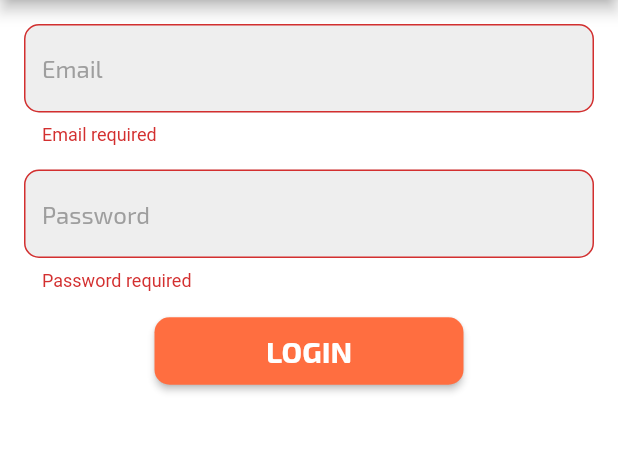
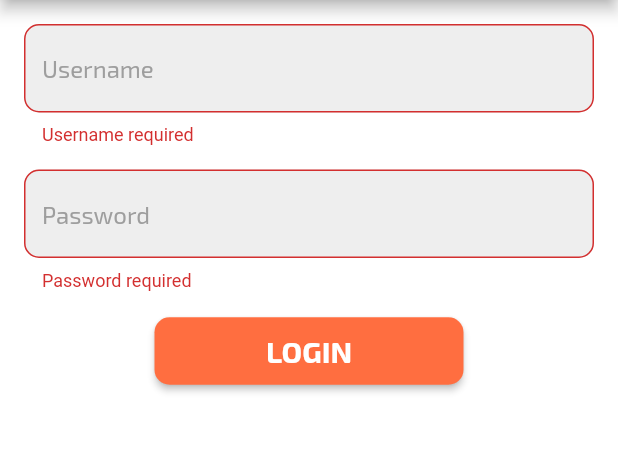
Before and after one commit to NaeemHafiz/getx_flutter_app_login, a Flutter app: the screen it shows after launch, after a tap on "LOGIN", on a phone screen of 412 x 824 dp, the part 84-537 px from its top. Run offline on Flutter 3.47's test engine with Material 2 defaults, Android fonts, the phone set to English and light mode, and no system bars; our stand-ins replace get, google_fonts; network calls fail.

Commit message:
back icon removed

```diff
--- a/lib/controllers/login_controller.dart
+++ b/lib/controllers/login_controller.dart
@@ -18,7 +18,7 @@ class LoginController extends GetxController {
     Get.dialog(Center(child: CircularProgressIndicator()),
         barrierDismissible: false);
     Request request = Request(url: Url.urlLogin, body: {
-      'email': emailTextController.text,
+      'username': emailTextController.text,
       'password': passwordTextController.text
     });
     request.post().then((value) {
--- a/lib/views/login_view.dart
+++ b/lib/views/login_view.dart
@@ -11,6 +11,7 @@ class LoginView extends StatelessWidget {
     return Scaffold(
       backgroundColor: Colors.white,
       appBar: AppBar(
+        automaticallyImplyLeading: false,
         title: Text(
           'GetX Login',
         ),
@@ -27,7 +28,7 @@ class LoginView extends StatelessWidget {
                 decoration: InputDecoration(
                   fillColor: Colors.grey[200],
                   filled: true,
-                  hintText: 'Email',
+                  hintText: 'Username',
                   hintStyle: GoogleFonts.exo2(
                     fontSize: 16,
                     color: Colors.grey,
@@ -54,7 +55,7 @@ class LoginView extends StatelessWidget {
                   fontWeight: FontWeight.normal,
                 ),
                 validator: (value) =>
-                value.trim().isEmpty ? 'Email required' : null,
+                value.trim().isEmpty ? 'Username required' : null,
               ),
               SizedBox(height: 16),
               TextFormField(
--- a/lib/views/navdrawer.dart
+++ b/lib/views/navdrawer.dart
@@ -1,7 +1,5 @@
 import 'package:flutter/material.dart';
 import 'package:get/get.dart';
-
-import 'login_view.dart';
 
 class NavDrawer extends StatelessWidget {
   @override
@@ -74,8 +72,7 @@ class NavDrawer extends StatelessWidget {
                 width: 320.0,
                 child: RaisedButton(
                   onPressed: () {
-//                    Navigator.of(context).pop();
-                    Get.to(LoginView());
+                    Navigator.of(context).pushNamed('/loginView');
                   },
                   child: Text(
                     "yes",
```
